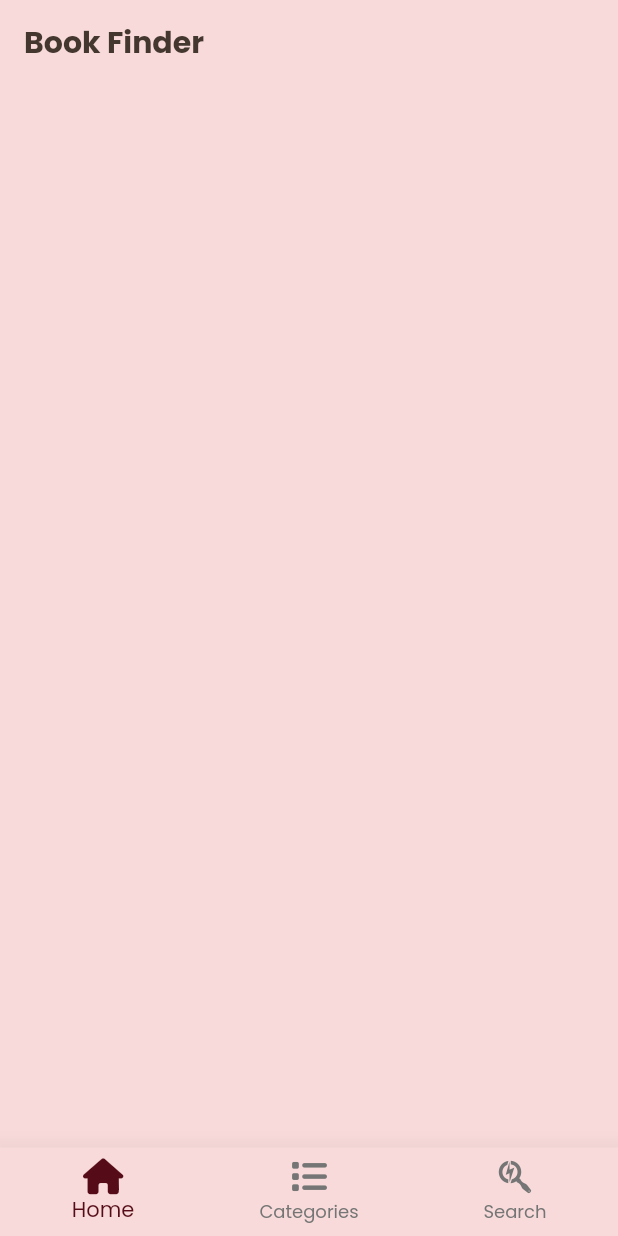
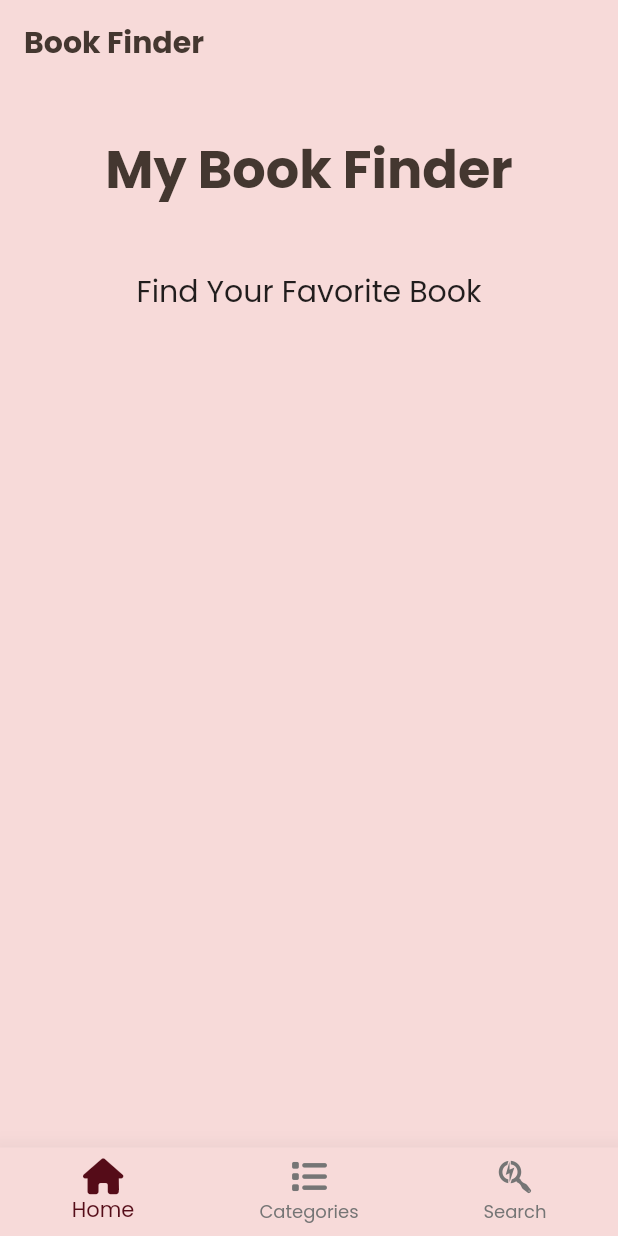
Before and after one commit to zhirtaha/Book-Finder-App, a Flutter app: the HomeLayout screen opened directly, on a phone screen of 412 x 824 dp. Run offline on Flutter 3.47's test engine with Material 2 defaults, Android fonts, the phone set to English and light mode, and no system bars; our stand-ins replace font_awesome_flutter, smooth_page_indicator.

Commit message:
Layout added

```diff
--- a/lib/layout/home_layout.dart
+++ b/lib/layout/home_layout.dart
@@ -1,5 +1,8 @@
 import 'package:flutter/material.dart';
 import 'package:font_awesome_flutter/font_awesome_flutter.dart';
+import 'package:my_book_finder/screens/categories_screen.dart';
+import 'package:my_book_finder/screens/home_screen.dart';
+import 'package:my_book_finder/screens/search_screen.dart';
 import 'package:my_book_finder/styles/colors/colors.dart';
 
 class HomeLayout extends StatefulWidget {
@@ -11,6 +14,11 @@ class HomeLayout extends StatefulWidget {
 
 class _HomeLayoutState extends State<HomeLayout> {
   int currentIndex = 0;
+  List bottomNavItems = [
+    HomeScreen(),
+    CategoriesScreen(),
+    SearchScreen()
+  ];
   @override
   Widget build(BuildContext context) {
     return Scaffold(
@@ -43,6 +51,7 @@ class _HomeLayoutState extends State<HomeLayout> {
               label: 'Search', icon: FaIcon(FontAwesomeIcons.searchengin)),
         ],
       ),
+      body: bottomNavItems[currentIndex],
     );
   }
 }
--- a/lib/screens/home_screen.dart
+++ b/lib/screens/home_screen.dart
@@ -0,0 +1,32 @@
+import 'package:flutter/material.dart';
+
+class HomeScreen extends StatelessWidget {
+  const HomeScreen({Key? key}) : super(key: key);
+
+  @override
+  Widget build(BuildContext context) {
+    return Container(
+      padding: EdgeInsets.all(30),
+      child: Align(
+        alignment: Alignment.center,
+        child: Column(
+          children: [
+            Text(
+              'My Book Finder',
+              style: Theme.of(context).textTheme.headline1,
+            ),
+            SizedBox(
+              height: 40,
+            ),
+            Text(
+              'Find Your Favorite Book',
+              style: TextStyle(
+                fontSize: 20
+              ),
+            ),
+          ],
+        ),
+      ),
+    );
+  }
+}
```
Also changed, not shown: lib/screens/categories_screen.dart (+12 -0 lines), lib/screens/search_screen.dart (+12 -0 lines), lib/screens/book_detail_screen.dart (added).
